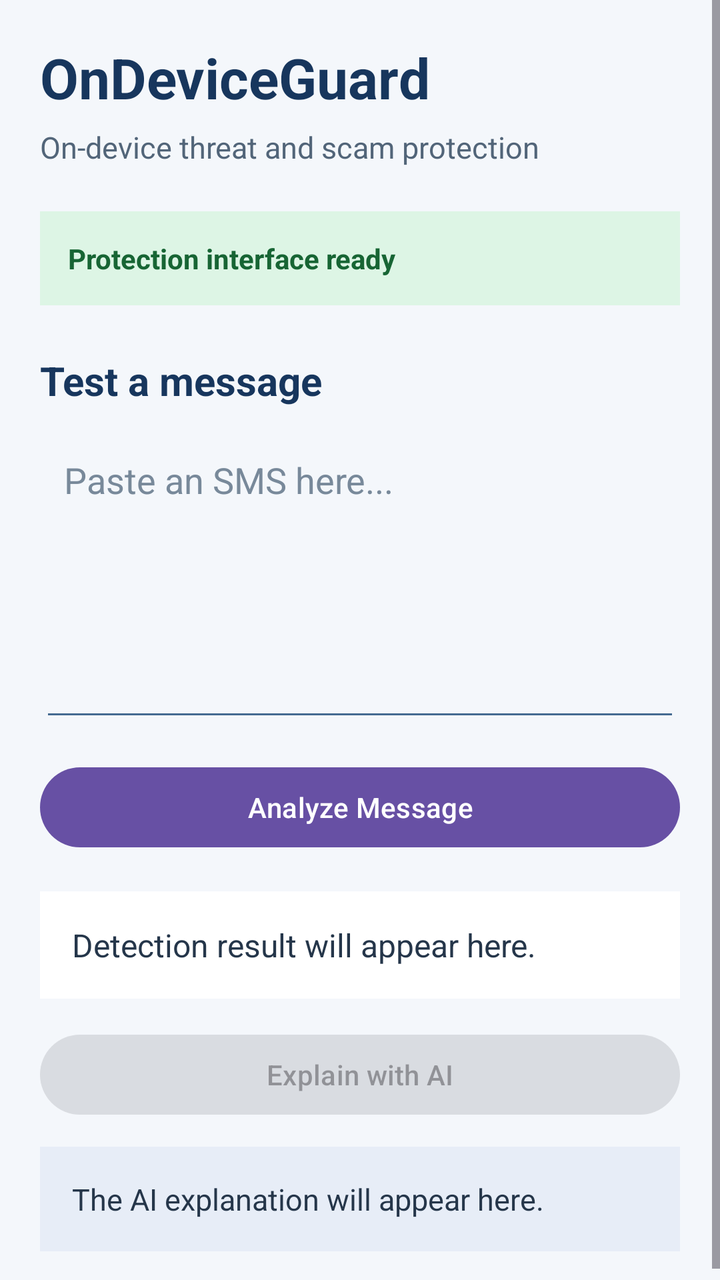
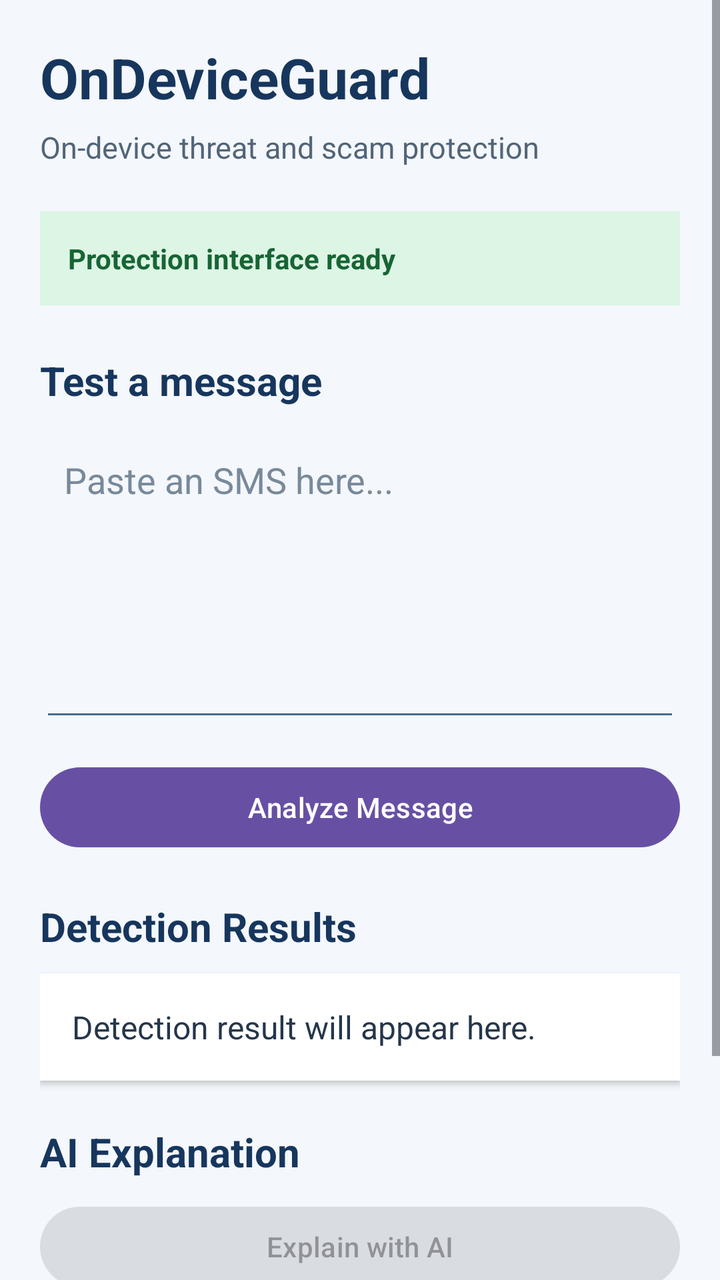

An Android layout rendered at two revisions. The XML below is the earlier revision; the diff shows what the commit changed to produce the second picture.
<!-- AndroidManifest.xml: application theme Theme.OnDeviceGuard -->
<!-- res/layout/activity_main.xml -->
<?xml version="1.0" encoding="utf-8"?>
<ScrollView xmlns:android="http://schemas.android.com/apk/res/android"
    android:layout_width="match_parent"
    android:layout_height="match_parent"
    android:background="#F4F7FB"
    android:fillViewport="true">

    <LinearLayout
        android:layout_width="match_parent"
        android:layout_height="wrap_content"
        android:orientation="vertical"
        android:padding="20dp">

        <TextView
            android:layout_width="wrap_content"
            android:layout_height="wrap_content"
            android:text="@string/app_name"
            android:textColor="#17365D"
            android:textSize="28sp"
            android:textStyle="bold" />

        <TextView
            android:layout_width="match_parent"
            android:layout_height="wrap_content"
            android:layout_marginTop="6dp"
            android:text="@string/app_subtitle"
            android:textColor="#526579"
            android:textSize="15sp" />

        <TextView
            android:id="@+id/txtProtectionStatus"
            android:layout_width="match_parent"
            android:layout_height="wrap_content"
            android:layout_marginTop="22dp"
            android:background="#DDF5E5"
            android:padding="14dp"
            android:text="@string/protection_ready"
            android:textColor="#176534"
            android:textStyle="bold" />

        <TextView
            android:layout_width="match_parent"
            android:layout_height="wrap_content"
            android:layout_marginTop="24dp"
            android:text="@string/test_message_title"
            android:textColor="#17365D"
            android:textSize="20sp"
            android:textStyle="bold" />

        <EditText
            android:id="@+id/editMessage"
            android:layout_width="match_parent"
            android:layout_height="150dp"
            android:layout_marginTop="12dp"
            android:autofillHints=""
            android:backgroundTint="#456B91"
            android:gravity="top|start"
            android:hint="@string/message_hint"
            android:inputType="textMultiLine|textCapSentences"
            android:padding="12dp"
            android:textColor="#172B3A"
            android:textColorHint="#78899A" />

        <Button
            android:id="@+id/btnAnalyze"
            android:layout_width="match_parent"
            android:layout_height="wrap_content"
            android:layout_marginTop="14dp"
            android:text="@string/analyze_message" />

        <TextView
            android:id="@+id/txtDetectionResult"
            android:layout_width="match_parent"
            android:layout_height="wrap_content"
            android:layout_marginTop="18dp"
            android:background="#FFFFFF"
            android:padding="16dp"
            android:text="@string/detection_placeholder"
            android:textColor="#25364A"
            android:textSize="16sp" />

        <Button
            android:id="@+id/btnExplain"
            android:layout_width="match_parent"
            android:layout_height="wrap_content"
            android:layout_marginTop="14dp"
            android:enabled="false"
            android:text="@string/explain_with_ai" />

        <ProgressBar
            android:id="@+id/progressBar"
            style="?android:attr/progressBarStyleHorizontal"
            android:layout_width="match_parent"
            android:layout_height="wrap_content"
            android:layout_marginTop="12dp"
            android:indeterminate="true"
            android:visibility="gone" />

        <TextView
            android:id="@+id/txtExplanation"
            android:layout_width="match_parent"
            android:layout_height="wrap_content"
            android:layout_marginTop="12dp"
            android:background="#E7EDF7"
            android:padding="16dp"
            android:text="@string/explanation_placeholder"
            android:textColor="#25364A"
            android:textSize="15sp" />

    </LinearLayout>
</ScrollView>
<!-- resources referenced by this layout -->
<resources>
  <string name="analyze_message">Analyze Message</string>
  <string name="app_name">OnDeviceGuard</string>
  <string name="app_subtitle">On-device threat and scam protection</string>
  <string name="detection_placeholder">Detection result will appear here.</string>
  <string name="explain_with_ai">Explain with AI</string>
  <string name="explanation_placeholder">The AI explanation will appear here.</string>
  <string name="message_hint">Paste an SMS here...</string>
  <string name="protection_ready">Protection interface ready</string>
  <string name="test_message_title">Test a message</string>
  <style name="Theme.OnDeviceGuard" parent="Base.Theme.OnDeviceGuard" />
  <style name="Base.Theme.OnDeviceGuard" parent="Theme.Material3.DayNight.NoActionBar">
          
          
      </style>
</resources>

<!-- the commit's change to res/layout/activity_main.xml (unified diff, before → after) -->
@@ -69,21 +69,41 @@
             android:text="@string/analyze_message" />
 
         <TextView
+            android:layout_width="match_parent"
+            android:layout_height="wrap_content"
+            android:layout_marginTop="22dp"
+            android:text="Detection Results"
+            android:textColor="#17365D"
+            android:textSize="20sp"
+            android:textStyle="bold" />
+
+        <TextView
             android:id="@+id/txtDetectionResult"
             android:layout_width="match_parent"
             android:layout_height="wrap_content"
-            android:layout_marginTop="18dp"
+            android:layout_marginTop="10dp"
             android:background="#FFFFFF"
+            android:elevation="2dp"
             android:padding="16dp"
             android:text="@string/detection_placeholder"
             android:textColor="#25364A"
-            android:textSize="16sp" />
+            android:textSize="16sp"
+            android:lineSpacingExtra="4dp" />
+
+        <TextView
+            android:layout_width="match_parent"
+            android:layout_height="wrap_content"
+            android:layout_marginTop="22dp"
+            android:text="AI Explanation"
+            android:textColor="#17365D"
+            android:textSize="20sp"
+            android:textStyle="bold" />
 
         <Button
             android:id="@+id/btnExplain"
             android:layout_width="match_parent"
             android:layout_height="wrap_content"
-            android:layout_marginTop="14dp"
+            android:layout_marginTop="10dp"
             android:enabled="false"
             android:text="@string/explain_with_ai" />
 
@@ -105,7 +125,19 @@
             android:padding="16dp"
             android:text="@string/explanation_placeholder"
             android:textColor="#25364A"
-            android:textSize="15sp" />
+            android:textSize="15sp"
+            android:lineSpacingExtra="3dp" />
+
+        <TextView
+            android:layout_width="match_parent"
+            android:layout_height="wrap_content"
+            android:layout_marginTop="20dp"
+            android:gravity="center"
+            android:text="OnDeviceGuard • On-device SMS analysis"
+            android:textColor="#78899A"
+            android:textSize="12sp"
+            android:paddingBottom="8dp" />
 
     </LinearLayout>
+
 </ScrollView>
